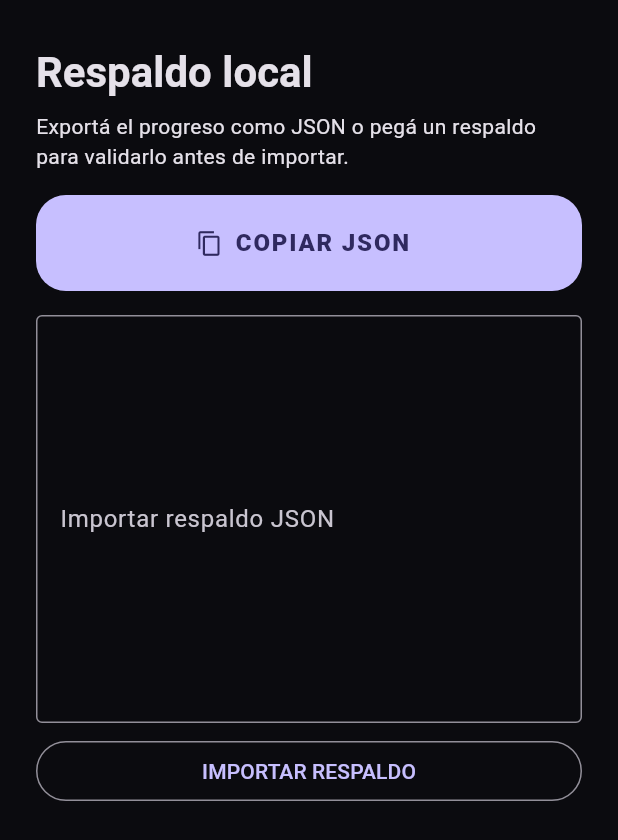
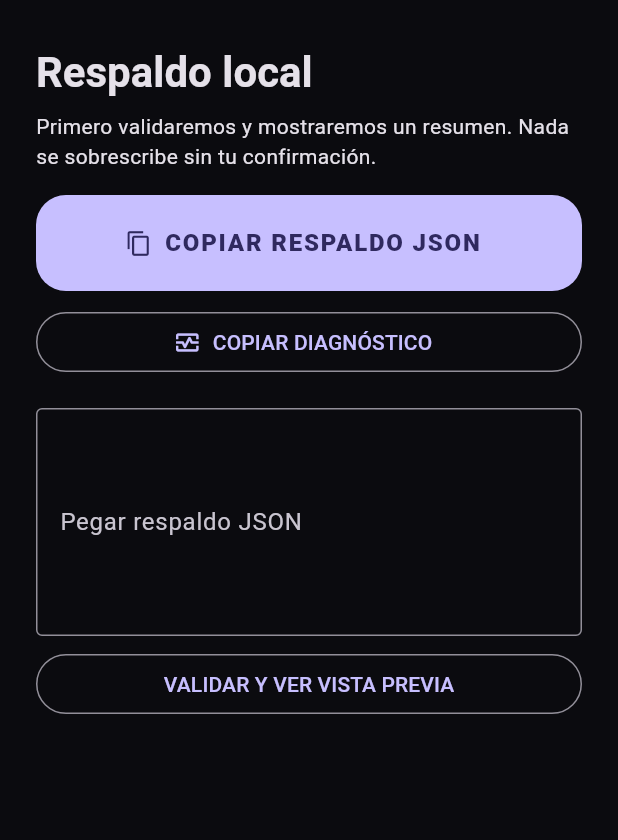
Before and after one commit to carlosvena/oraculo-ia, a Flutter app: the BackupScreen screen opened by its route, on a phone screen of 412 x 824 dp. Shown: the top 840 px of the screen. Run offline on Flutter 3.47's test engine with Material 3 defaults, Android fonts, the phone set to English and light mode, and no system bars; our stand-ins replace flutter_riverpod, go_router, shared_preferences; accounts and stored records are empty.

Commit message:
Sprint 10: harden beta quality and distribution

```diff
--- a/lib/src/app/router/app_router.dart
+++ b/lib/src/app/router/app_router.dart
@@ -1,6 +1,7 @@
 import 'package:flutter_riverpod/flutter_riverpod.dart';
 import 'package:go_router/go_router.dart';
 import 'package:oraculo_ia/l10n/app_localizations.dart';
+import 'package:oraculo_ia/src/core/error/app_error_boundary.dart';
 import 'package:oraculo_ia/src/features/beta/presentation/beta_screens.dart';
 import 'package:oraculo_ia/src/features/content/presentation/knowledge_screens.dart';
 import 'package:oraculo_ia/src/features/knowledge_map/presentation/knowledge_map_screen.dart';
@@ -38,6 +39,10 @@ abstract final class AppRoute {
 final appRouterProvider = Provider<GoRouter>((ref) {
   return GoRouter(
     initialLocation: AppRoute.splash,
+    errorBuilder: (context, state) => RecoveryScreen(
+      message: state.error?.toString() ?? 'Ruta no disponible.',
+      onRecover: () => context.go(AppRoute.mission),
+    ),
     routes: <RouteBase>[
       GoRoute(
         path: AppRoute.splash,
--- /dev/null
+++ b/lib/src/core/app_metadata.dart
@@ -0,0 +1,13 @@
+abstract final class AppMetadata {
+  static const version = '1.9.0-beta';
+  static const buildNumber = '10';
+  static const buildDate = String.fromEnvironment(
+    'BUILD_DATE',
+    defaultValue: 'desarrollo local',
+  );
+  static const releaseNotes = <String>[
+    'Recuperación segura ante contenido inválido.',
+    'Importación de respaldos con vista previa.',
+    'Mejoras de accesibilidad y diagnóstico local.',
+  ];
+}
--- a/lib/src/design_system/components/oraculo_scaffold.dart
+++ b/lib/src/design_system/components/oraculo_scaffold.dart
@@ -15,10 +15,14 @@ class OraculoScaffold extends StatelessWidget {
           child: ConstrainedBox(
             constraints: const BoxConstraints(maxWidth: 640),
             child: Padding(
-              padding: const EdgeInsets.fromLTRB(
-                AppSpacing.lg,
+              padding: EdgeInsets.fromLTRB(
+                MediaQuery.sizeOf(context).width < 360
+                    ? AppSpacing.md
+                    : AppSpacing.lg,
                 AppSpacing.xl,
-                AppSpacing.lg,
+                MediaQuery.sizeOf(context).width < 360
+                    ? AppSpacing.md
+                    : AppSpacing.lg,
                 AppSpacing.lg,
               ),
               child: Column(
--- a/lib/src/features/beta/presentation/beta_screens.dart
+++ b/lib/src/features/beta/presentation/beta_screens.dart
@@ -2,6 +2,7 @@ import 'dart:convert';
 import 'package:flutter/material.dart';
 import 'package:flutter/services.dart';
 import 'package:flutter_riverpod/flutter_riverpod.dart';
+import 'package:oraculo_ia/src/core/app_metadata.dart';
 import 'package:oraculo_ia/src/design_system/components/oraculo_scaffold.dart';
 import 'package:oraculo_ia/src/features/progress/data/local_learning_state.dart';
 
@@ -11,19 +12,18 @@ class AboutScreen extends StatelessWidget {
   Widget build(BuildContext context) => OraculoScaffold(
     body: ListView(
       children: [
-        Text(
-          'Acerca de ORÁCULO IA',
-          style: Theme.of(context).textTheme.headlineMedium,
-        ),
+        Text('Acerca de ORÁCULO IA', style: Theme.of(context).textTheme.headlineMedium),
         const SizedBox(height: 16),
-        const Text('Beta local 1.8'),
+        const Text('Beta local ${AppMetadata.version} (${AppMetadata.buildNumber})'),
+        const Text('Compilación: ${AppMetadata.buildDate}'),
+        const SizedBox(height: 20),
+        Text('Notas de versión', style: Theme.of(context).textTheme.titleLarge),
+        const SizedBox(height: 8),
+        for (final note in AppMetadata.releaseNotes)
+          ListTile(leading: const Icon(Icons.check_circle_outline), title: Text(note)),
         const SizedBox(height: 12),
         const Text(
-          'Un mentor offline en español para desarrollar criterio y capacidad práctica en Inteligencia Artificial.',
-        ),
-        const SizedBox(height: 12),
-        const Text(
-          'Mission First · aprendizaje activo · contenido versionado · progreso local · privacidad por diseño.',
+          'Mentor offline en español para desarrollar criterio y capacidad práctica en Inteligencia Artificial.',
         ),
       ],
     ),
@@ -38,73 +38,108 @@ class BackupScreen extends ConsumerStatefulWidget {
 
 class _BackupScreenState extends ConsumerState<BackupScreen> {
   final controller = TextEditingController();
+  LearningState? preview;
   String message = '';
+
   @override
   void dispose() {
     controller.dispose();
     super.dispose();
   }
 
+  LearningState _decode(String source) {
+    final decoded = jsonDecode(source);
+    if (decoded is! Map<String, dynamic>) throw const FormatException('El respaldo debe ser un objeto JSON.');
+    return LearningState.fromJson(decoded);
+  }
+
   @override
   Widget build(BuildContext context) {
-    final state =
-        ref.watch(learningStateProvider).value ?? const LearningState();
+    final state = ref.watch(learningStateProvider).value ?? const LearningState();
     final exported = jsonEncode(state.toJson());
     return OraculoScaffold(
       body: ListView(
         children: [
-          Text(
-            'Respaldo local',
-            style: Theme.of(context).textTheme.headlineMedium,
-          ),
+          Text('Respaldo local', style: Theme.of(context).textTheme.headlineMedium),
           const SizedBox(height: 8),
-          const Text(
-            'Exportá el progreso como JSON o pegá un respaldo para validarlo antes de importar.',
-          ),
+          const Text('Primero validaremos y mostraremos un resumen. Nada se sobrescribe sin tu confirmación.'),
           const SizedBox(height: 16),
           FilledButton.icon(
             onPressed: () async {
               await Clipboard.setData(ClipboardData(text: exported));
-              setState(() => message = 'Respaldo copiado.');
+              setState(() => message = 'Respaldo copiado al portapapeles.');
             },
             icon: const Icon(Icons.copy),
-            label: const Text('COPIAR JSON'),
+            label: const Text('COPIAR RESPALDO JSON'),
           ),
-          const SizedBox(height: 16),
+          const SizedBox(height: 10),
+          OutlinedButton.icon(
+            onPressed: () async {
+              final diagnostic = jsonEncode(<String, Object>{
+                'appVersion': AppMetadata.version,
+                'build': AppMetadata.buildNumber,
+                'buildDate': AppMetadata.buildDate,
+                'completedMissions': state.completed.length,
+                'studyMinutes': state.studyMinutes,
+                'currentLesson': state.currentLessonId,
+                'currentBlock': state.currentBlock,
+                'reviewCount': state.reviewConcepts.length,
+              });
+              await Clipboard.setData(ClipboardData(text: diagnostic));
+              setState(() => message = 'Diagnóstico local copiado. No contiene respuestas ni datos personales.');
+            },
+            icon: const Icon(Icons.monitor_heart_outlined),
+            label: const Text('COPIAR DIAGNÓSTICO'),
+          ),
+          const SizedBox(height: 20),
           TextField(
             controller: controller,
+            minLines: 5,
             maxLines: 10,
-            decoration: const InputDecoration(
-              labelText: 'Importar respaldo JSON',
-              border: OutlineInputBorder(),
-            ),
+            decoration: const InputDecoration(labelText: 'Pegar respaldo JSON', border: OutlineInputBorder()),
           ),
           const SizedBox(height: 8),
           OutlinedButton(
-            onPressed: () async {
+            onPressed: () {
               try {
-                final restored = LearningState.fromJson(
-                  jsonDecode(controller.text) as Map<String, dynamic>,
-                );
-                await ref
-                    .read(learningStateProvider.notifier)
-                    .restore(restored);
-                setState(
-                  () =>
-                      message =
-                          'Respaldo importado: ${restored.completed.length} misiones.',
-                );
-              } catch (_) {
-                setState(() => message = 'El respaldo no es válido.');
+                setState(() {
+                  preview = _decode(controller.text);
+                  message = 'Respaldo válido. Revisá la vista previa antes de importar.';
+                });
+              } catch (error) {
+                setState(() {
+                  preview = null;
+                  message = 'No pudimos validar el respaldo: $error';
+                });
               }
             },
-            child: const Text('IMPORTAR RESPALDO'),
+            child: const Text('VALIDAR Y VER VISTA PREVIA'),
           ),
+          if (preview case final value?) ...[
+            const SizedBox(height: 16),
+            Card(
+              child: Padding(
+                padding: const EdgeInsets.all(16),
+                child: Column(crossAxisAlignment: CrossAxisAlignment.start, children: [
+                  Text('Vista previa', style: Theme.of(context).textTheme.titleMedium),
+                  Text('Misiones completadas: ${value.completed.length}'),
+                  Text('Tiempo estudiado: ${value.studyMinutes} minutos'),
+                  Text('Misión actual: ${value.currentLessonId}'),
+                  Text('Conceptos para repasar: ${value.reviewConcepts.length}'),
+                  const SizedBox(height: 12),
+                  FilledButton(
+                    onPressed: () async {
+                      await ref.read(learningStateProvider.notifier).restore(value);
+                      if (mounted) setState(() { preview = null; message = 'Respaldo importado correctamente.'; });
+                    },
+                    child: const Text('CONFIRMAR IMPORTACIÓN'),
+                  ),
+                ]),
+              ),
+            ),
+          ],
           if (message.isNotEmpty)
-            Padding(
-              padding: const EdgeInsets.only(top: 12),
-              child: Text(message),
-            ),
+            Padding(padding: const EdgeInsets.only(top: 12), child: Semantics(liveRegion: true, child: Text(message))),
         ],
       ),
     );
--- a/pubspec.yaml
+++ b/pubspec.yaml
@@ -1,7 +1,7 @@
 name: oraculo_ia
 description: Mentor diario para aprender Inteligencia Artificial en espanol.
 publish_to: none
-version: 1.8.0+8
+version: 1.9.0+10
 
 environment:
   sdk: ">=3.7.0 <4.0.0"
```
Also changed, not shown: lib/src/app/app.dart (+12 -0 lines), lib/src/core/error/app_error_boundary.dart (added, +58 -0 lines), 5 other files.
